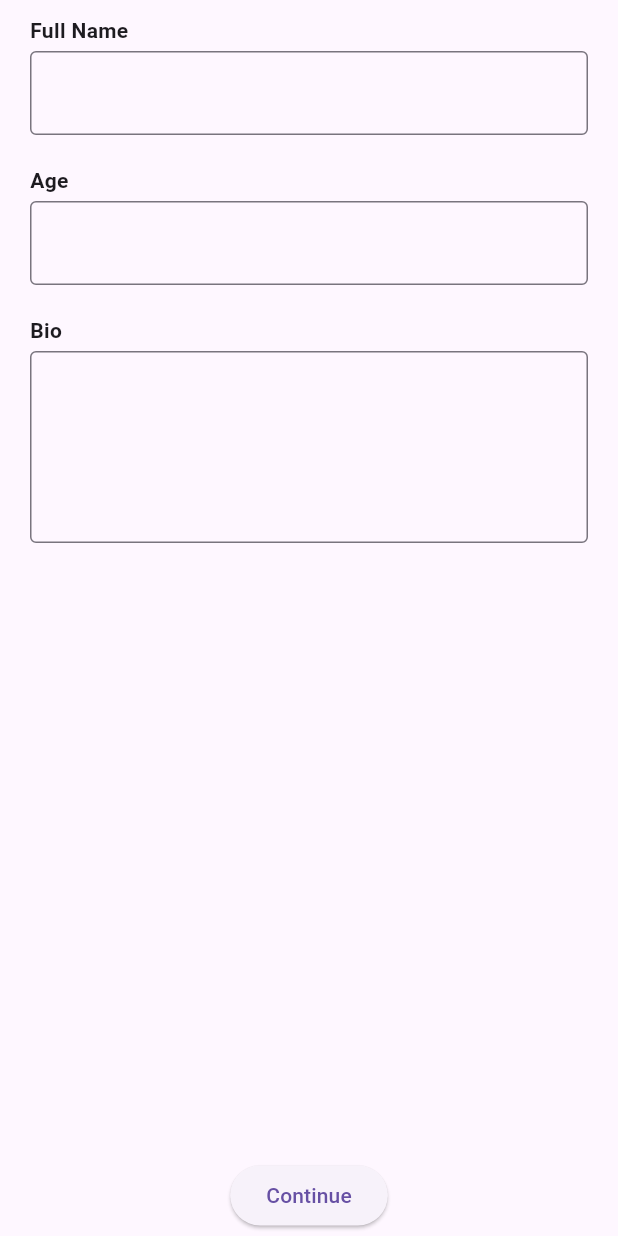
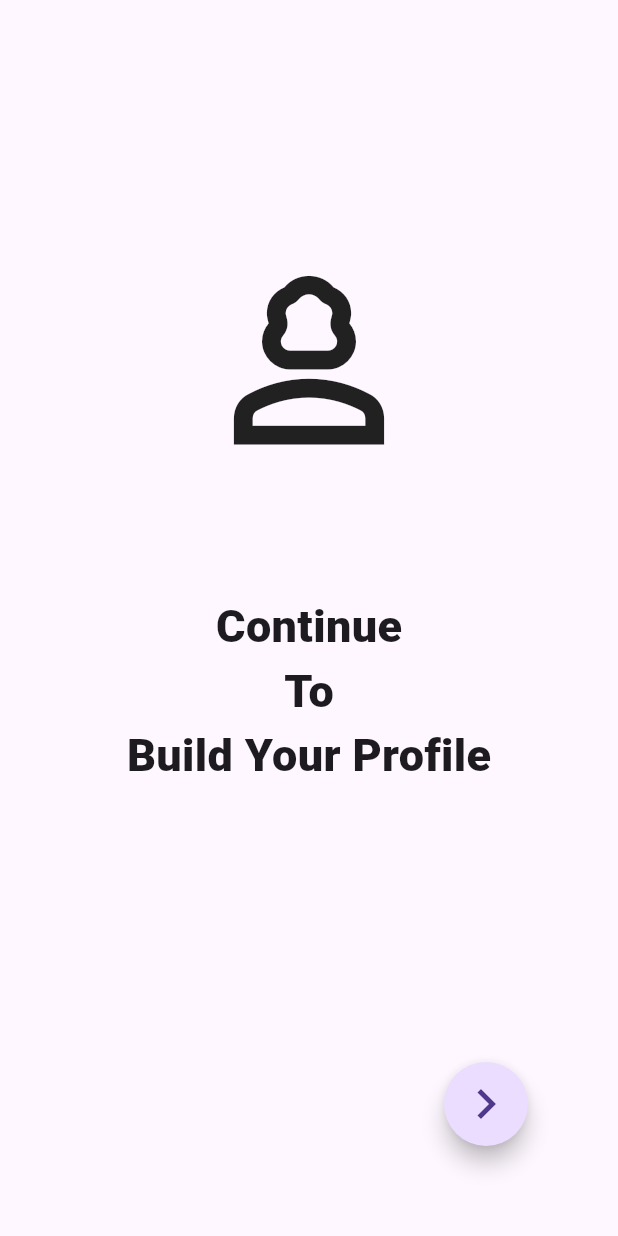
Before and after one commit to susomshrestha/profile_builder, a Flutter app: the screen it shows after launch, on a phone screen of 412 x 824 dp. Run offline on Flutter 3.47's test engine with Material 3 defaults, Android fonts, the phone set to English and light mode, and no system bars.

Commit message:
design for onboarding profile builder pages with pageview

```diff
--- a/lib/main.dart
+++ b/lib/main.dart
@@ -1,5 +1,5 @@
 import 'package:flutter/material.dart';
-import 'package:profile_builder/pages/profile_builder.dart';
+import 'package:profile_builder/pages/onboarding.dart';
 
 void main() {
   runApp(const MyApp());
@@ -12,7 +12,7 @@
   Widget build(BuildContext context) {
     return const MaterialApp(
       debugShowCheckedModeBanner: false,
-      home: ProfileBuilderPage()
+      home: Onboarding()
     );
   }
 }
--- /dev/null
+++ b/lib/pages/onboarding.dart
@@ -0,0 +1,287 @@
+import 'package:flutter/material.dart';
+import 'package:flutter/services.dart';
+import 'package:profile_builder/pages/profile.dart';
+
+class Onboarding extends StatelessWidget {
+  const Onboarding({super.key});
+
+  @override
+  Widget build(BuildContext context) {
+    return Scaffold(
+      appBar: AppBar(),
+      body: const Padding(
+        padding: EdgeInsets.all(40),
+        child: OnboardingPage(),
+      ),
+    );
+  }
+}
+
+class OnboardingPage extends StatefulWidget {
+  const OnboardingPage({super.key});
+
+  @override
+  State<OnboardingPage> createState() => _OnboardingPageState();
+}
+
+class _OnboardingPageState extends State<OnboardingPage> {
+  late PageController _pageViewController;
+  int _currentPageIndex = 0;
+
+  final _nameController = TextEditingController();
+  final _ageController = TextEditingController();
+  final _bioController = TextEditingController();
+
+  final List<PreferenceItem> _preferences = [
+    PreferenceItem('Soccer', Icons.sports_soccer),
+    PreferenceItem('Movies', Icons.movie),
+    PreferenceItem('Books', Icons.book),
+    PreferenceItem('Music', Icons.music_note),
+    PreferenceItem('Travel', Icons.airplanemode_active),
+    PreferenceItem('Food', Icons.restaurant),
+    PreferenceItem('Fitness', Icons.fitness_center),
+    PreferenceItem('Photography', Icons.camera_alt),
+    PreferenceItem('Fashion', Icons.accessibility_new),
+    PreferenceItem('Technology', Icons.devices),
+    PreferenceItem('Art', Icons.palette),
+    PreferenceItem('Nature', Icons.eco),
+    PreferenceItem('Cars', Icons.directions_car),
+    PreferenceItem('Gaming', Icons.videogame_asset),
+    PreferenceItem('Cooking', Icons.local_dining),
+    PreferenceItem('Pets', Icons.pets),
+    PreferenceItem('DIY', Icons.build),
+    PreferenceItem('Meditation', Icons.self_improvement),
+    PreferenceItem('Dancing', Icons.music_video),
+    PreferenceItem('Yoga', Icons.spa),
+  ];
+
+  List<PreferenceItem> _selectedPreferences = [];
+
+  @override
+  void initState() {
+    super.initState();
+    _pageViewController = PageController();
+  }
+
+  @override
+  void dispose() {
+    super.dispose();
+    _pageViewController.dispose();
+  }
+
+  @override
+  Widget build(BuildContext context) {
+    return Stack(
+      children: [
+        PageView(
+          controller: _pageViewController,
+          onPageChanged: _handlePageViewChanged,
+          children: [
+            const Column(
+              children: [
+                // initial welcome page
+                SizedBox(
+                  height: 300,
+                  child: Icon(
+                    Icons.person_3_outlined,
+                    size: 150,
+                  ),
+                ),
+                // name page
+                Text('Continue',
+                    style:
+                        TextStyle(fontSize: 30, fontWeight: FontWeight.w800)),
+                Text('To',
+                    style:
+                        TextStyle(fontSize: 30, fontWeight: FontWeight.w800)),
+                Text(
+                  'Build Your Profile',
+                  style: TextStyle(fontSize: 30, fontWeight: FontWeight.w800),
+                ),
+              ],
+            ),
+            Column(
+              crossAxisAlignment: CrossAxisAlignment.start,
+              children: [
+                const Text('What is you First Name?',
+                    style:
+                        TextStyle(fontSize: 30, fontWeight: FontWeight.w800)),
+                const SizedBox(
+                  height: 20,
+                ),
+                TextField(
+                  controller: _nameController,
+                  decoration: const InputDecoration(
+                      border: OutlineInputBorder(),
+                      contentPadding:
+                          EdgeInsets.symmetric(vertical: 10, horizontal: 10)),
+                ),
+              ],
+            ),
+            Column(
+              crossAxisAlignment: CrossAxisAlignment.start,
+              children: [
+                const Text('What is your Age?',
+                    style:
+                        TextStyle(fontSize: 30, fontWeight: FontWeight.w800)),
+                const SizedBox(
+                  height: 20,
+                ),
+                TextFormField(
+                  controller: _ageController,
+                  keyboardType: TextInputType.number,
+                  inputFormatters: [FilteringTextInputFormatter.digitsOnly],
+                  decoration: const InputDecoration(
+                      border: OutlineInputBorder(),
+                      contentPadding:
+                          EdgeInsets.symmetric(vertical: 10, horizontal: 10)),
+                ),
+              ],
+            ),
+            Column(
+              crossAxisAlignment: CrossAxisAlignment.start,
+              children: [
+                const Text('Add your Bio.',
+                    style:
+                        TextStyle(fontSize: 30, fontWeight: FontWeight.w800)),
+                const SizedBox(
+                  height: 20,
+                ),
+                TextFormField(
+                  controller: _bioController,
+                  maxLines: 4,
+                  decoration: const InputDecoration(
+                      border: OutlineInputBorder(),
+                      contentPadding:
+                          EdgeInsets.symmetric(vertical: 10, horizontal: 10)),
+                ),
+              ],
+            ),
+            Column(
+              crossAxisAlignment: CrossAxisAlignment.start,
+              children: [
+                const Text('Preferences',
+                    style:
+                        TextStyle(fontSize: 30, fontWeight: FontWeight.w800)),
+                const SizedBox(
+                  height: 20,
+                ),
+                Wrap(
+                  spacing: 8.0, // spacing between widgets
+                  runSpacing: 8.0, // spacing between lines
+                  children: _preferences
+                      .map((e) => GestureDetector(
+                            onTap: () => _togglePreference(e),
+                            child: Container(
+                              padding: const EdgeInsets.symmetric(vertical: 8, horizontal: 12),
+                              decoration: BoxDecoration(
+                                border: Border.all(color: Colors.black),
+                                borderRadius: BorderRadius.circular(20.0),
+                                color: _selectedPreferences.contains(e)
+                                    ? Colors.blue
+                                    : null,
+                              ),
+                              child: Row(
+                                mainAxisSize: MainAxisSize.min,
+                                children: [
+                                  Icon(e.iconData, size: 20,),
+                                  const SizedBox(width: 8.0),
+                                  Text(e.name, style: TextStyle(fontSize: 14),),
+                                ],
+                              ),
+                            ),
+                          ))
+                      .toList(),
+                ),
+              ],
+            )
+          ],
+        ),
+        Positioned(
+          bottom: 20,
+          right: 20,
+          child: FloatingActionButton(
+            onPressed: () {
+              switch (_currentPageIndex) {
+                case 1:
+                  if (_nameController.text.isEmpty) {
+                    ScaffoldMessenger.of(context).showSnackBar(const SnackBar(
+                      content: Text('Name is Required'),
+                    ));
+                    return;
+                  }
+                  break;
+                case 2:
+                  if (_ageController.text.isEmpty) {
+                    ScaffoldMessenger.of(context).showSnackBar(const SnackBar(
+                      content: Text('Age is Required'),
+                    ));
+                    return;
+                  }
+                  break;
+                case 3:
+                  if (_bioController.text.isEmpty) {
+                    ScaffoldMessenger.of(context).showSnackBar(const SnackBar(
+                      content: Text('Bio is Required'),
+                    ));
+                    return;
+                  }
+                  break;
+              }
+              if (_currentPageIndex == 4) {
+                String bio = _bioController.text;
+                String name = _nameController.text;
+                int age = int.parse(_ageController.text);
+                Navigator.push(
+                  context,
+                  MaterialPageRoute(
+                      builder: (context) =>
+                          Profile(fullName: name, age: age, bio: bio)),
+                );
+              }
+              _updateCurrentPageIndex(_currentPageIndex + 1);
+            },
+            shape: const CircleBorder(),
+            child: const Icon(
+              Icons.chevron_right,
+              size: 40,
+            ),
+          ),
+        )
+      ],
+    );
+  }
+
+  void _handlePageViewChanged(int currentPageIndex) {
+    setState(() {
+      _currentPageIndex = currentPageIndex;
+    });
+  }
+
+  void _updateCurrentPageIndex(int index) {
+    _pageViewController.animateToPage(
+      index,
+      duration: const Duration(milliseconds: 400),
+      curve: Curves.easeInOut,
+    );
+  }
+
+  void _togglePreference(PreferenceItem item) {
+    if (_selectedPreferences.length < 3) {
+      setState(() {
+        if (_selectedPreferences.contains(item)) {
+          _selectedPreferences.remove(item);
+        } else {
+          _selectedPreferences.add(item);
+        }
+      });
+    }
+  }
+}
+
+class PreferenceItem {
+  final String name;
+  final IconData iconData;
+
+  PreferenceItem(this.name, this.iconData);
+}
```
Also changed, not shown: lib/pages/profile.dart (+63 -2 lines), lib/pages/profile_builder.dart (+10 -4 lines), pubspec.yaml (+3 -6 lines), assets/images/profile.jpg (added).
